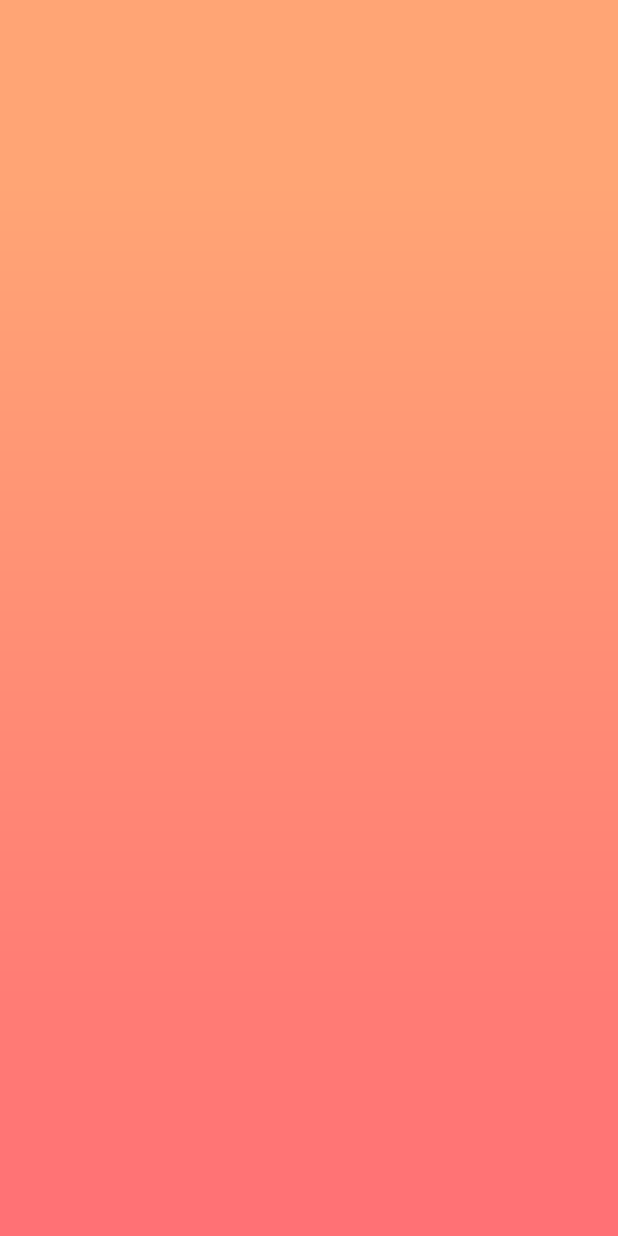
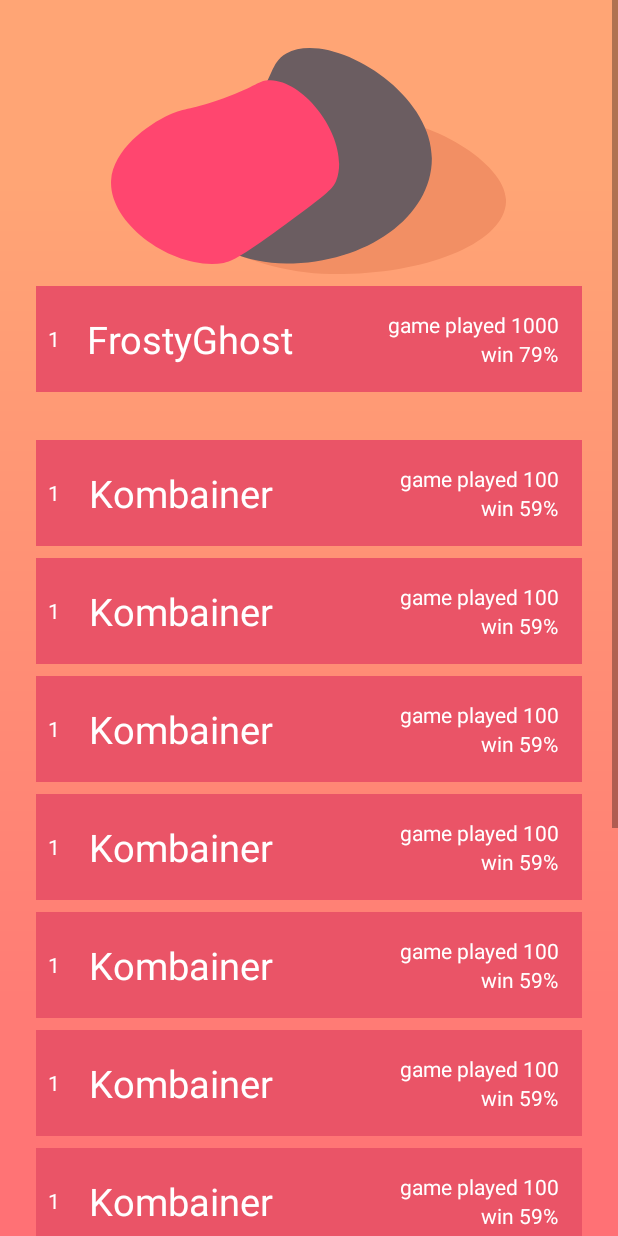
Before and after one commit to FrostyGhost/collectWord, an Android app: the layout fragment_rating.xml on its own in the app's theme, with its tools: preview values and no code run, on a phone screen of 412 x 824 dp. Run offline under Robolectric (Android 15) with nearby library versions, the phone set to English and light mode, and no system bars.

Commit message:
added basic screen

```diff
--- a/app/src/main/java/com/fg/collectword/RatingFragment.kt
+++ b/app/src/main/java/com/fg/collectword/RatingFragment.kt
@@ -2,5 +2,5 @@ package com.fg.collectword
 
 import androidx.fragment.app.Fragment
 
-class RatingFragment : Fragment() {
+class RatingFragment : Fragment(R.layout.fragment_rating) {
 }
--- a/app/src/main/java/com/fg/collectword/SettingsFragment.kt
+++ b/app/src/main/java/com/fg/collectword/SettingsFragment.kt
@@ -2,4 +2,4 @@ package com.fg.collectword
 
 import androidx.fragment.app.Fragment
 
-class SettingsFragment :Fragment(){}
+class SettingsFragment :Fragment(R.layout.fragment_settings){}
--- a/app/src/main/java/com/fg/collectword/game/GameFragment.kt
+++ b/app/src/main/java/com/fg/collectword/game/GameFragment.kt
@@ -3,9 +3,7 @@ package com.fg.collectword.game
 import android.os.Bundle
 import android.view.View
 import androidx.fragment.app.Fragment
-import androidx.navigation.fragment.findNavController
 import com.fg.collectword.R
-import kotlinx.android.synthetic.main.fragmet_invite.*
 
 class GameFragment : Fragment(R.layout.fragment_game) {
 
--- a/app/src/main/res/layout/fragment_rating.xml
+++ b/app/src/main/res/layout/fragment_rating.xml
@@ -1,8 +1,118 @@
 <?xml version="1.0" encoding="utf-8"?>
-<androidx.constraintlayout.widget.ConstraintLayout
-    xmlns:android="http://schemas.android.com/apk/res/android"
-    android:background="@drawable/ic_bg"
+<androidx.constraintlayout.widget.ConstraintLayout xmlns:android="http://schemas.android.com/apk/res/android"
+    xmlns:app="http://schemas.android.com/apk/res-auto"
     android:layout_width="match_parent"
-    android:layout_height="match_parent">
+    android:layout_height="match_parent"
+    android:background="@drawable/ic_bg">
 
+    <ScrollView
+        android:layout_width="match_parent"
+        android:layout_height="match_parent"
+        app:layout_constraintBottom_toBottomOf="parent"
+        app:layout_constraintEnd_toEndOf="parent"
+        app:layout_constraintStart_toStartOf="parent"
+        app:layout_constraintTop_toTopOf="parent">
+
+        <LinearLayout
+            android:layout_width="match_parent"
+            android:layout_height="wrap_content"
+            android:orientation="vertical" >
+            <ImageView
+                android:layout_gravity="center"
+                android:layout_width="wrap_content"
+                android:layout_height="wrap_content"
+                android:layout_marginTop="32dp"
+                app:layout_constraintEnd_toEndOf="parent"
+                app:layout_constraintStart_toStartOf="parent"
+                app:layout_constraintTop_toTopOf="parent"
+                app:srcCompat="@drawable/ic_icon" />
+
+            <FrameLayout
+                android:layout_width="match_parent"
+                android:layout_height="wrap_content"
+                android:background="@color/color_button_bg"
+                android:layout_marginEnd="24dp"
+                android:layout_marginStart="24dp"
+                android:layout_marginBottom="24dp"
+                android:layout_marginTop="8dp">
+
+                <LinearLayout
+                    android:layout_width="match_parent"
+                    android:layout_height="wrap_content"
+                    android:orientation="horizontal">
+
+                    <TextView
+                        android:id="@+id/place"
+                        android:layout_width="wrap_content"
+                        android:layout_height="wrap_content"
+                        android:layout_gravity="center"
+                        android:layout_marginStart="8dp"
+                        android:layout_weight="0.1"
+                        android:text="1"
+                        android:textColor="@color/white" />
+
+                    <TextView
+                        android:textSize="25sp"
+                        android:id="@+id/txtNickname"
+                        android:layout_width="wrap_content"
+                        android:layout_height="wrap_content"
+                        android:layout_gravity="center"
+                        android:layout_marginStart="16dp"
+                        android:layout_weight="1"
+                        android:text="FrostyGhost"
+                        android:textColor="@color/white" />
+
+                    <LinearLayout
+                        android:layout_margin="16dp"
+                        android:layout_width="wrap_content"
+                        android:layout_height="wrap_content"
+                        android:layout_weight="1"
+                        android:orientation="vertical">
+
+                        <TextView
+                            android:id="@+id/gamePlayed"
+                            android:layout_width="wrap_content"
+                            android:layout_height="wrap_content"
+                            android:layout_gravity="end"
+                            android:gravity="end"
+                            android:text="game played 1000"
+                            android:textColor="@color/white" />
+
+                        <TextView
+                            android:id="@+id/winrate"
+                            android:layout_width="match_parent"
+                            android:layout_height="wrap_content"
+                            android:layout_gravity="center"
+                            android:gravity="end"
+                            android:text="win 79%"
+                            android:textColor="@color/white" />
+                    </LinearLayout>
+
+                </LinearLayout>
+            </FrameLayout>
+
+            <LinearLayout
+                android:layout_marginStart="24dp"
+                android:layout_marginEnd="24dp"
+                android:layout_width="match_parent"
+                android:layout_height="match_parent"
+                android:orientation="vertical">
+
+                <include layout="@layout/item_rating"/>
+                <include layout="@layout/item_rating"/>
+                <include layout="@layout/item_rating"/>
+                <include layout="@layout/item_rating"/>
+                <include layout="@layout/item_rating"/>
+                <include layout="@layout/item_rating"/>
+                <include layout="@layout/item_rating"/>
+                <include layout="@layout/item_rating"/>
+                <include layout="@layout/item_rating"/>
+                <include layout="@layout/item_rating"/>
+                <include layout="@layout/item_rating"/>
+                <include layout="@layout/item_rating"/>
+            </LinearLayout>
+
+
+        </LinearLayout>
+    </ScrollView>
 </androidx.constraintlayout.widget.ConstraintLayout>
--- /dev/null
+++ b/app/src/main/res/layout/item_rating.xml
@@ -0,0 +1,64 @@
+<?xml version="1.0" encoding="utf-8"?>
+<FrameLayout
+    xmlns:android="http://schemas.android.com/apk/res/android"
+    xmlns:app="http://schemas.android.com/apk/res-auto"
+    android:layout_width="match_parent"
+    android:layout_height="wrap_content"
+    android:background="@color/color_button_bg"
+    android:layout_marginTop="8dp">
+
+
+    <LinearLayout
+        android:layout_width="match_parent"
+        android:layout_height="wrap_content"
+        android:orientation="horizontal">
+
+        <TextView
+            android:id="@+id/place"
+            android:layout_width="wrap_content"
+            android:layout_height="wrap_content"
+            android:layout_gravity="center"
+            android:layout_marginStart="8dp"
+            android:layout_weight="0.1"
+            android:text="1"
+            android:textColor="@color/white" />
+
+        <TextView
+            android:textSize="25sp"
+            android:id="@+id/txtNickname"
+            android:layout_width="wrap_content"
+            android:layout_height="wrap_content"
+            android:layout_gravity="center"
+            android:layout_marginStart="16dp"
+            android:layout_weight="1"
+            android:text="Kombainer"
+            android:textColor="@color/white" />
+
+        <LinearLayout
+            android:layout_margin="16dp"
+            android:layout_width="wrap_content"
+            android:layout_height="wrap_content"
+            android:layout_weight="1"
+            android:orientation="vertical">
+
+            <TextView
+                android:id="@+id/gamePlayed"
+                android:layout_width="wrap_content"
+                android:layout_height="wrap_content"
+                android:layout_gravity="end"
+                android:gravity="end"
+                android:text="game played 100"
+                android:textColor="@color/white" />
+
+            <TextView
+                android:id="@+id/winrate"
+                android:layout_width="match_parent"
+                android:layout_height="wrap_content"
+                android:layout_gravity="center"
+                android:gravity="end"
+                android:text="win 59%"
+                android:textColor="@color/white" />
+        </LinearLayout>
+
+    </LinearLayout>
+</FrameLayout>
```
